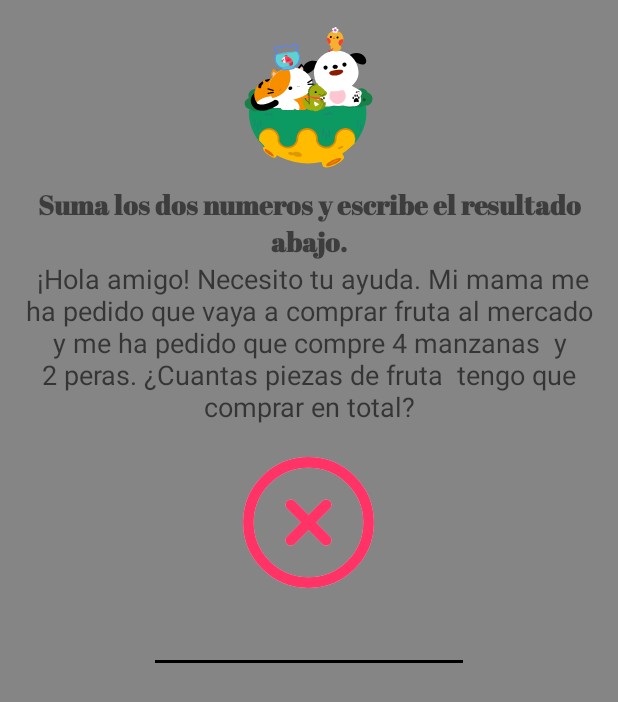
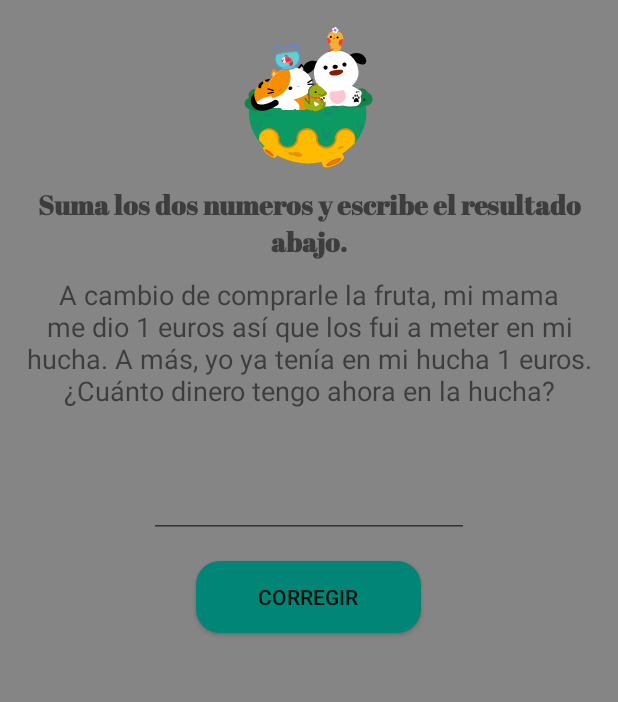
Before and after one commit to TheHypnoo/LaJunglaMatematica, an Android app: the Nivel screen opened directly, with no data from a screen before it, after a tap on "CORREGIR", on a phone screen of 412 x 824 dp. Shown: the top 702 px of the screen. Run offline under Robolectric (Android 15) with nearby library versions, the phone set to English and light mode, and no system bars; our stand-ins replace Firebase (no records; nobody signed in at launch, a user with empty details on screens opened directly); Roboto replaces fonts that are not available here.

Commit message:
Guarda y carga los niveles! Nivel Suma hasta el 5. Vamos!!

```diff
--- a/app/src/main/java/com/sergigonzalez/lajunglamatematica/AnimationLoading.kt
+++ b/app/src/main/java/com/sergigonzalez/lajunglamatematica/AnimationLoading.kt
@@ -14,7 +14,7 @@ class AnimationLoading : AppCompatActivity() {
         super.onCreate(savedInstanceState)
         supportRequestWindowFeature(Window.FEATURE_NO_TITLE)
         setContentView(R.layout.activity_animation_loading)
-        Loading = findViewById(R.id.Loading)
+        Loading = findViewById(R.id.AnimalAnimation)
         Loading.speed = 0.35F
         Handler(Looper.getMainLooper()).postDelayed({
             val mainIntent = Intent(this, menuPrincipal::class.java)
--- a/app/src/main/java/com/sergigonzalez/lajunglamatematica/Nivel.kt
+++ b/app/src/main/java/com/sergigonzalez/lajunglamatematica/Nivel.kt
@@ -4,12 +4,14 @@ import android.annotation.SuppressLint
 import androidx.appcompat.app.AppCompatActivity
 import android.os.Bundle
 import android.os.Handler
+import android.os.HandlerThread
 import android.os.Looper
 import android.util.Log
 import android.view.View
 import android.view.Window
 import android.widget.Button
 import android.widget.EditText
+import android.widget.LinearLayout
 import android.widget.TextView
 import com.airbnb.lottie.LottieAnimationView
 import com.google.firebase.auth.FirebaseAuth
@@ -22,7 +24,12 @@ class Nivel : AppCompatActivity() {
     private lateinit var Incorrecto: LottieAnimationView
     private lateinit var ResultadoEditText: EditText
     private lateinit var bt_corregir: Button
+    private lateinit var loadingAnimation: LottieAnimationView
+    private lateinit var cargaNivel: TextView
+    private lateinit var todoNivel: LinearLayout
     val db = FirebaseFirestore.getInstance()
+    val user = FirebaseAuth.getInstance().currentUser
+    val email = user?.email
     var id = ""
     private var numero1 = 0
     private var numero2 = 0
@@ -35,13 +42,14 @@ class Nivel : AppCompatActivity() {
         supportRequestWindowFeature(Window.FEATURE_NO_TITLE);
         setContentView(R.layout.activity_nivel)
         findID()
-        whenNiveles()
-        nivelSuma()
-    }
-
-    override fun onStart() {
+        loadingAnimation.speed = 4.50F
         buscaNivel()
-        super.onStart()
+         Handler(Looper.getMainLooper()).postDelayed({
+             loadingAnimation.visibility = View.GONE
+             cargaNivel.visibility = View.GONE
+             todoNivel.visibility = View.VISIBLE
+             nivelSuma()
+         }, 2500)
 
     }
 
@@ -52,11 +60,17 @@ class Nivel : AppCompatActivity() {
         Incorrecto = findViewById(R.id.Incorrecto)
         ResultadoEditText = findViewById(R.id.ResultadoEditText)
         bt_corregir = findViewById(R.id.bt_corregir)
+        loadingAnimation = findViewById(R.id.loadingAnimation)
+        cargaNivel = findViewById(R.id.cargaNivel)
+        todoNivel = findViewById(R.id.todoNivel)
+    }
+
+    private fun guardaNivel(){
+        db.collection("users").document(id).update("queNivel",x)
+        println("Guardado: $x AND $posNivel")
     }
 
     private fun buscaNivel(): Int {
-        val user = FirebaseAuth.getInstance().currentUser
-        val email = user?.email
         db.collection("users")
                 .whereEqualTo("Email", email)
                 .get()
@@ -76,10 +90,10 @@ class Nivel : AppCompatActivity() {
 
     @SuppressLint("SetTextI18n")
     private fun whenNiveles(){
-        println("Level: $posNivel")
         if(posNivel >= x) {
             x = posNivel
-
+            println("Switch: $x AND $posNivel")
+        }
         when (x) {
             0 -> {
                 enunciadoNivel.text =
@@ -95,9 +109,21 @@ class Nivel : AppCompatActivity() {
                                 numero2 + " euros. ¿Cuánto dinero tengo ahora en la hucha?"
                 }
             2 -> {
-                enunciadoNivel.text =
-                        "Y este es el puto lvl3"
+                enunciadoNivel.text = "Mi papa también me pidió que le ayudara. Esta vez teníamos que lavar un"+
+                "par de coches y me dijo que necesitábamos $numero1 litros de agua y $numero2 litros de jabón."+
+                "¿Cuántos litros de jabón y agua tengo que coger en total?"
             }
+            3 -> {
+                enunciadoNivel.text = "Mientras lavamos los coches se nos acabó el jabón y el agua y mi papa me"+
+                        "mandó a por $numero1 litros de jabón y $numero2 litros de agua más. ¿Cuántos litros"+
+                "necesitamos esta vez?"
+            }
+            4 -> {
+                "Cuándo acabamos de lavar los coches ya era la hora de cenar así que entré"+
+                "en casa y ayudé a mi mama a hacer la cena. Mientras mi mama cocinaba, yo"+
+                "tenía que poner la mesa: $numero1 tenedores, $numero2 cuchillos. ¿Entonces,"+
+                "cuántos cubiertos debo poner en la mesa entre cucharas, tenedores y"+
+                "cuchillos?"
             }
         }
     }
@@ -109,6 +135,7 @@ class Nivel : AppCompatActivity() {
         whenNiveles()
         queHacer.text = "Suma los dos numeros y escribe el resultado abajo."
         Resultado = numero1 + numero2
+
         bt_corregir.setOnClickListener{
             if(ResultadoEditText.text.toString() == Resultado.toString()) {
                 Correcto.visibility = View.VISIBLE
@@ -118,16 +145,18 @@ class Nivel : AppCompatActivity() {
                 Incorrecto.playAnimation()
             }
             bt_corregir.visibility = View.GONE
-
-            Handler(Looper.getMainLooper()).postDelayed({
+            Handler(Looper.myLooper()!!).postDelayed({
                 ++x
+                if (x >= posNivel) {
+                    guardaNivel()
+                }
+                println("PosNivel: $posNivel X: $x")
                 Incorrecto.visibility = View.GONE
                 Correcto.visibility = View.GONE
                 bt_corregir.visibility = View.VISIBLE
                 ResultadoEditText.text.clear()
                 nivelSuma()
-            }, 3000)
-
+            }, 1500)
         }
     }
 
--- a/app/src/main/java/com/sergigonzalez/lajunglamatematica/Pruebate.kt
+++ b/app/src/main/java/com/sergigonzalez/lajunglamatematica/Pruebate.kt
@@ -149,8 +149,8 @@ class Pruebate : AppCompatActivity() {
         Number20TextView = findViewById(R.id.Number20TextView)
         //Bottom
         BT_Corregir = findViewById(R.id.BT_Corregir)
-        pasaNivelTextView = findViewById(R.id.pasaNivelTextView)
-        AnimacionNext = findViewById(R.id.Loading)
+        pasaNivelTextView = findViewById(R.id.cargaNivel)
+        AnimacionNext = findViewById(R.id.AnimalAnimation)
         //Resultado
         Resultado1 = findViewById(R.id.Resultado1)
         Resultado2 = findViewById(R.id.Resultado2)
@@ -244,7 +244,7 @@ class Pruebate : AppCompatActivity() {
             pasaNivelTextView.setText("Pasando al nivel..")
             pasaNivelTextView.visibility = View.VISIBLE
             AnimacionNext.visibility = View.VISIBLE
-            Loading.speed = 2.50F
+            AnimalAnimation.speed = 2.50F
             Handler(Looper.getMainLooper()).postDelayed({
                 val mainIntent = Intent(this, Nivel::class.java)
                 startActivity(mainIntent)
--- a/app/src/main/java/com/sergigonzalez/lajunglamatematica/menuPrincipal.kt
+++ b/app/src/main/java/com/sergigonzalez/lajunglamatematica/menuPrincipal.kt
@@ -61,11 +61,9 @@ class menuPrincipal : AppCompatActivity() {
             if(animGame) {
                 val Niveles: Intent = Intent(applicationContext, Nivel::class.java)
                 startActivity(Niveles)
-                finish()
             } else {
                 val Animacion: Intent = Intent(applicationContext, AnimationGame::class.java)
                 startActivity(Animacion)
-                finish()
                 db.collection("users").document(id).update("animGame",true)
             }
             println("Empezar Juego")
--- a/app/src/main/res/layout/activity_animation_loading.xml
+++ b/app/src/main/res/layout/activity_animation_loading.xml
@@ -18,7 +18,7 @@
         app:layout_constraintTop_toTopOf="parent">
 
         <com.airbnb.lottie.LottieAnimationView
-            android:id="@+id/Loading"
+            android:id="@+id/AnimalAnimation"
             android:layout_width="match_parent"
             android:layout_height="match_parent"
             app:lottie_autoPlay="true"
--- a/app/src/main/res/layout/activity_auth.xml
+++ b/app/src/main/res/layout/activity_auth.xml
@@ -22,7 +22,7 @@
         app:layout_constraintTop_toTopOf="parent">
 
         <com.airbnb.lottie.LottieAnimationView
-            android:id="@+id/Loading"
+            android:id="@+id/AnimalAnimation"
             android:layout_width="match_parent"
             android:layout_height="200dp"
             app:layout_constraintBottom_toTopOf="@+id/GL_BotonPrimario"
--- a/app/src/main/res/layout/activity_menu.xml
+++ b/app/src/main/res/layout/activity_menu.xml
@@ -110,7 +110,7 @@
         app:layout_constraintTop_toTopOf="@+id/GL_BotonCuarto" />
 
     <com.airbnb.lottie.LottieAnimationView
-        android:id="@+id/Loading"
+        android:id="@+id/AnimalAnimation"
         android:layout_width="244dp"
         android:layout_height="181dp"
         app:layout_constraintBottom_toTopOf="@+id/GL_BotonPrimario"
--- a/app/src/main/res/layout/activity_nivel.xml
+++ b/app/src/main/res/layout/activity_nivel.xml
@@ -21,8 +21,28 @@
         app:layout_constraintStart_toStartOf="parent"
         app:layout_constraintTop_toTopOf="parent">
 
+        <TextView
+            android:id="@+id/cargaNivel"
+            android:layout_width="match_parent"
+            android:layout_height="150dp"
+            android:gravity="center"
+            android:hint="Cargando el nivel..."
+            android:textSize="24sp"
+            android:visibility="visible" />
+
         <com.airbnb.lottie.LottieAnimationView
-            android:id="@+id/Loading"
+            android:id="@+id/loadingAnimation"
+            android:layout_width="match_parent"
+            android:layout_height="200dp"
+            android:layout_gravity="center"
+            android:visibility="visible"
+            app:lottie_autoPlay="true"
+            app:lottie_loop="false"
+            app:lottie_rawRes="@raw/next"
+            tools:ignore="MissingConstraints" />
+
+        <com.airbnb.lottie.LottieAnimationView
+            android:id="@+id/AnimalAnimation"
             android:layout_width="match_parent"
             android:layout_height="100dp"
             app:lottie_autoPlay="true"
@@ -35,9 +55,11 @@
             android:layout_height="8dp" />
 
         <LinearLayout
+            android:id="@+id/todoNivel"
             android:layout_width="match_parent"
             android:layout_height="match_parent"
-            android:orientation="horizontal">
+            android:orientation="horizontal"
+            android:visibility="gone">
 
             <LinearLayout
                 android:layout_width="match_parent"
--- a/app/src/main/res/layout/activity_pruebate.xml
+++ b/app/src/main/res/layout/activity_pruebate.xml
@@ -756,7 +756,7 @@
             android:text="Corregir" />
 
         <TextView
-            android:id="@+id/pasaNivelTextView"
+            android:id="@+id/cargaNivel"
             android:layout_width="match_parent"
             android:layout_height="wrap_content"
             android:gravity="center"
@@ -765,7 +765,7 @@
             android:textSize="24sp" />
 
         <com.airbnb.lottie.LottieAnimationView
-            android:id="@+id/Loading"
+            android:id="@+id/AnimalAnimation"
             android:layout_width="match_parent"
             android:layout_height="wrap_content"
             android:visibility="gone"
--- a/app/src/main/res/layout/activity_register.xml
+++ b/app/src/main/res/layout/activity_register.xml
@@ -22,7 +22,7 @@
         app:layout_constraintTop_toTopOf="parent">
 
         <com.airbnb.lottie.LottieAnimationView
-            android:id="@+id/Loading"
+            android:id="@+id/AnimalAnimation"
             android:layout_width="match_parent"
             android:layout_height="200dp"
             app:layout_constraintBottom_toTopOf="@+id/GL_BotonPrimario"
```
